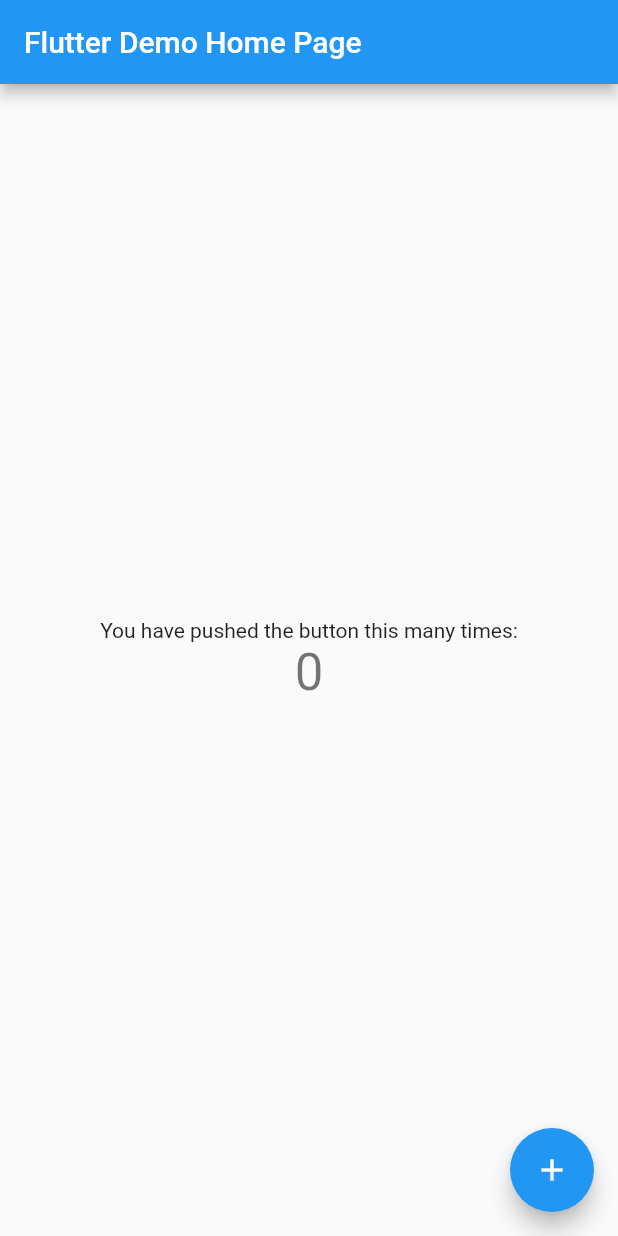
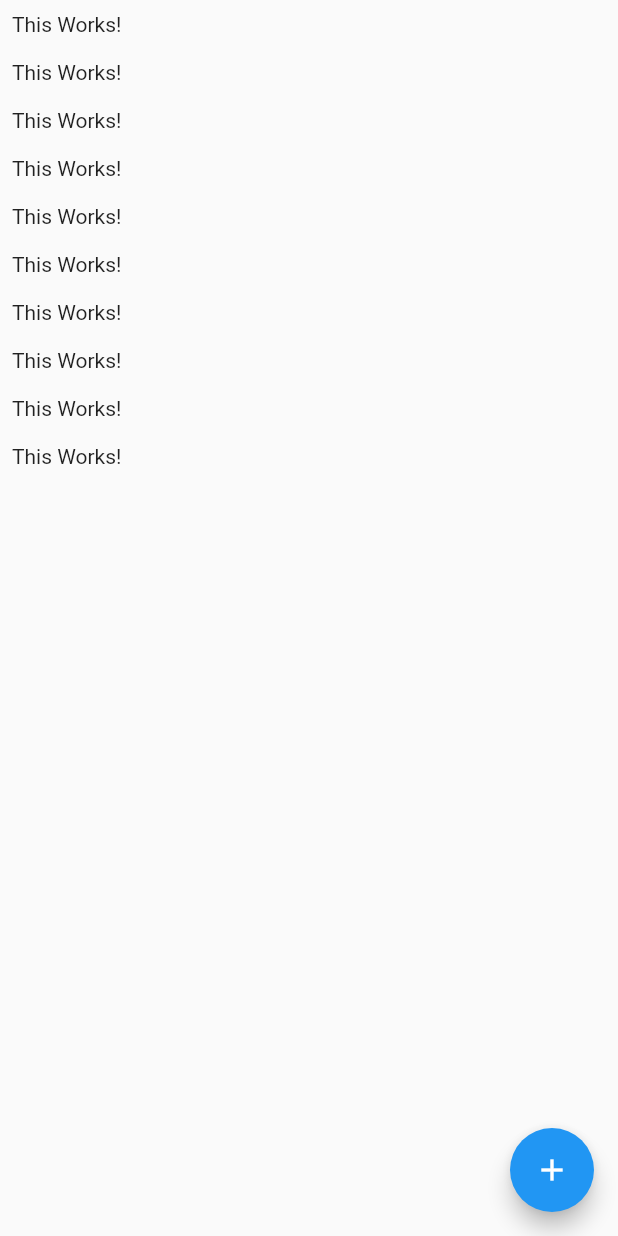
Before and after one commit to HrishikeshRathore/ChatBox, a Flutter app: the screen it shows after launch, on a phone screen of 412 x 824 dp. Run offline on Flutter 3.47's test engine with Material 2 defaults, Android fonts, the phone set to English and light mode, and no system bars; our stand-ins replace cloud_firestore, firebase_core; accounts and stored records are empty.

```diff
--- a/lib/main.dart
+++ b/lib/main.dart
@@ -1,117 +1,23 @@
+import 'package:chatbox/screens/chat_screen.dart';
 import 'package:flutter/material.dart';
+import 'package:firebase_core/firebase_core.dart';
 
-void main() {
+void main() async {
+  WidgetsFlutterBinding.ensureInitialized();
+  await Firebase.initializeApp();
   runApp(MyApp());
 }
 
 class MyApp extends StatelessWidget {
-  // This widget is the root of your application.
   @override
   Widget build(BuildContext context) {
     return MaterialApp(
       title: 'Flutter Demo',
       theme: ThemeData(
-        // This is the theme of your application.
-        //
-        // Try running your application with "flutter run". You'll see the
-        // application has a blue toolbar. Then, without quitting the app, try
-        // changing the primarySwatch below to Colors.green and then invoke
-        // "hot reload" (press "r" in the console where you ran "flutter run",
-        // or simply save your changes to "hot reload" in a Flutter IDE).
-        // Notice that the counter didn't reset back to zero; the application
-        // is not restarted.
         primarySwatch: Colors.blue,
-        // This makes the visual density adapt to the platform that you run
-        // the app on. For desktop platforms, the controls will be smaller and
-        // closer together (more dense) than on mobile platforms.
-        visualDensity: VisualDensity.adaptivePlatformDensity,
       ),
-      home: MyHomePage(title: 'Flutter Demo Home Page'),
+      home: ChatScreen(),
+
     );
   }
 }
-
-class MyHomePage extends StatefulWidget {
-  MyHomePage({Key key, this.title}) : super(key: key);
-
-  // This widget is the home page of your application. It is stateful, meaning
-  // that it has a State object (defined below) that contains fields that affect
-  // how it looks.
-
-  // This class is the configuration for the state. It holds the values (in this
-  // case the title) provided by the parent (in this case the App widget) and
-  // used by the build method of the State. Fields in a Widget subclass are
-  // always marked "final".
-
-  final String title;
-
-  @override
-  _MyHomePageState createState() => _MyHomePageState();
-}
-
-class _MyHomePageState extends State<MyHomePage> {
-  int _counter = 0;
-
-  void _incrementCounter() {
-    setState(() {
-      // This call to setState tells the Flutter framework that something has
-      // changed in this State, which causes it to rerun the build method below
-      // so that the display can reflect the updated values. If we changed
-      // _counter without calling setState(), then the build method would not be
-      // called again, and so nothing would appear to happen.
-      _counter++;
-    });
-  }
-
-  @override
-  Widget build(BuildContext context) {
-    // This method is rerun every time setState is called, for instance as done
-    // by the _incrementCounter method above.
-    //
-    // The Flutter framework has been optimized to make rerunning build methods
-    // fast, so that you can just rebuild anything that needs updating rather
-    // than having to individually change instances of widgets.
-    return Scaffold(
-      appBar: AppBar(
-        // Here we take the value from the MyHomePage object that was created by
-        // the App.build method, and use it to set our appbar title.
-        title: Text(widget.title),
-      ),
-      body: Center(
-        // Center is a layout widget. It takes a single child and positions it
-        // in the middle of the parent.
-        child: Column(
-          // Column is also a layout widget. It takes a list of children and
-          // arranges them vertically. By default, it sizes itself to fit its
-          // children horizontally, and tries to be as tall as its parent.
-          //
-          // Invoke "debug painting" (press "p" in the console, choose the
-          // "Toggle Debug Paint" action from the Flutter Inspector in Android
-          // Studio, or the "Toggle Debug Paint" command in Visual Studio Code)
-          // to see the wireframe for each widget.
-          //
-          // Column has various properties to control how it sizes itself and
-          // how it positions its children. Here we use mainAxisAlignment to
-          // center the children vertically; the main axis here is the vertical
-          // axis because Columns are vertical (the cross axis would be
-          // horizontal).
-          mainAxisAlignment: MainAxisAlignment.center,
-          children: <Widget>[
-            Text(
-              'You have pushed the button this many times:',
-            ),
-            Text(
-              '$_counter',
-              style: Theme.of(context).textTheme.headline4,
-            ),
-          ],
-        ),
-      ),
-      floatingActionButton: FloatingActionButton(
-        onPressed: _incrementCounter,
-        tooltip: 'Increment',
-        child: Icon(Icons.add),
-      ), // This trailing comma makes auto-formatting nicer for build methods.
-    );
-  }
-}
--- /dev/null
+++ b/lib/screens/chat_screen.dart
@@ -0,0 +1,31 @@
+import 'package:flutter/material.dart';
+
+import 'package:cloud_firestore/cloud_firestore.dart';
+
+class ChatScreen extends StatelessWidget {
+  @override
+  Widget build(BuildContext context) {
+    return Scaffold(
+      body: ListView.builder(
+        itemBuilder: (ctx, i) => Container(
+        padding: EdgeInsets.all(8),
+        child: Text('This Works!'),
+      ),
+        itemCount: 10,
+      ),
+      floatingActionButton: FloatingActionButton(
+        child: Icon(Icons.add),
+        onPressed: () {
+          FirebaseFirestore.instance.collection('chats/kLUXFPqv8qInucME9qCd/messages')
+              .snapshots()
+              .listen((event) {
+               // print(event.docs[0]['text']);
+               event.docs.forEach((element) {
+                 print(element['text']);
+               });
+              });
+        },
+      ),
+    );
+  }
+}
--- a/pubspec.yaml
+++ b/pubspec.yaml
@@ -28,6 +28,8 @@ dependencies:
   # The following adds the Cupertino Icons font to your application.
   # Use with the CupertinoIcons class for iOS style icons.
   cupertino_icons: ^1.0.0
+  cloud_firestore: ^0.16.0
+  firebase_core: ^0.7.0
 
 dev_dependencies:
   flutter_test:
```
Also changed, not shown: lib/screens/auth_screen.dart (added), pubspec.lock, 4 other files.
